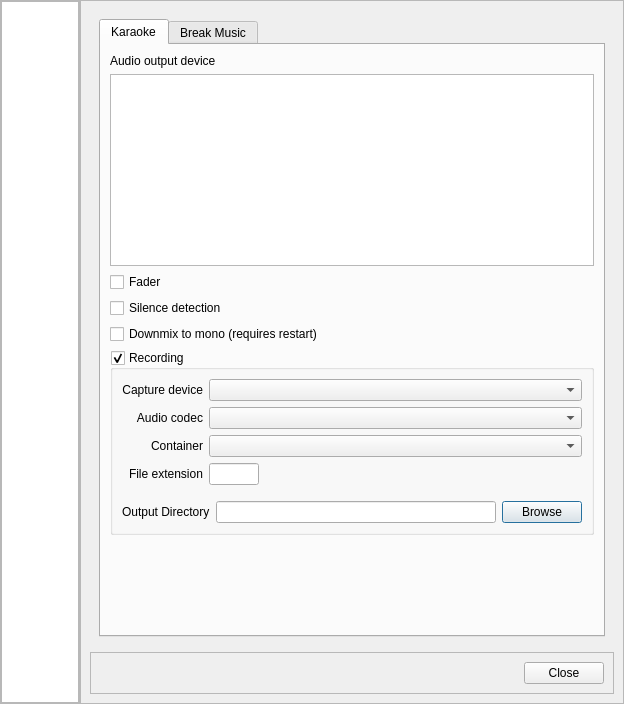
Above: OpenKJ/dlgsettings.ui from OpenKJ/OpenKJ before the change. Below: the same form after it.
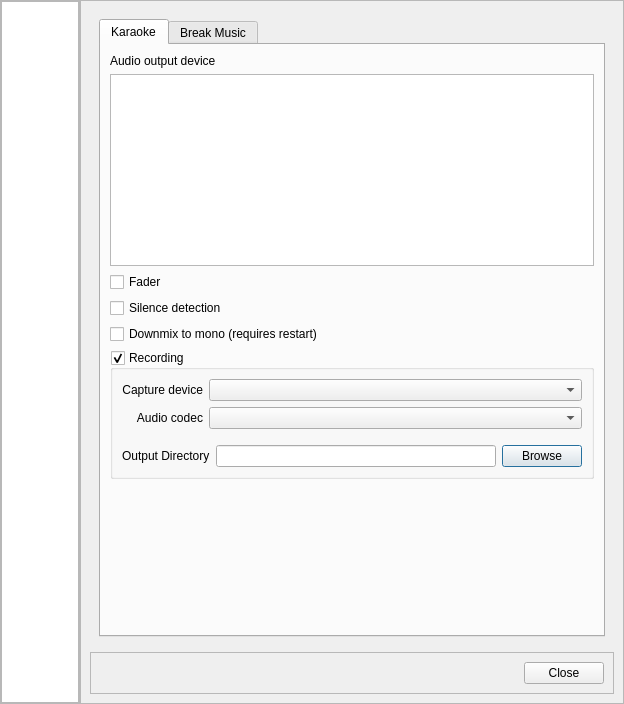
That is the form after the change. The open tabs and pages were chosen to show the change. Icons and pictures are not drawn.

Commit message:
Initial gstreamer based recording replacement class
Switching to gstreamer due to QAudioRecorder not supporting any codecs
beyond PCM/RAW on Windows 8.1 or above.  Keeping the old class code
around for now in case Qt starts supporting audio properly on Windows in
the near future as that class is much cleaner and easier to deal with.

Also, cleaned up some random cruft and debug output elsewhere.

```diff
--- a/OpenKJ/dlgsettings.ui
+++ b/OpenKJ/dlgsettings.ui
@@ -275,46 +275,6 @@
                        </property>
                       </widget>
                      </item>
-                     <item row="2" column="0">
-                      <widget class="QLabel" name="label_16">
-                       <property name="text">
-                        <string>Container</string>
-                       </property>
-                      </widget>
-                     </item>
-                     <item row="2" column="1">
-                      <widget class="QComboBox" name="comboBoxContainer">
-                       <property name="sizePolicy">
-                        <sizepolicy hsizetype="Expanding" vsizetype="Fixed">
-                         <horstretch>0</horstretch>
-                         <verstretch>0</verstretch>
-                        </sizepolicy>
-                       </property>
-                      </widget>
-                     </item>
-                     <item row="3" column="0">
-                      <widget class="QLabel" name="labelExtension">
-                       <property name="text">
-                        <string>File extension</string>
-                       </property>
-                      </widget>
-                     </item>
-                     <item row="3" column="1">
-                      <widget class="QLineEdit" name="lineEditExtension">
-                       <property name="sizePolicy">
-                        <sizepolicy hsizetype="Fixed" vsizetype="Fixed">
-                         <horstretch>0</horstretch>
-                         <verstretch>0</verstretch>
-                        </sizepolicy>
-                       </property>
-                       <property name="maximumSize">
-                        <size>
-                         <width>50</width>
-                         <height>16777215</height>
-                        </size>
-                       </property>
-                      </widget>
-                     </item>
                     </layout>
                    </item>
                    <item>
```
Left out of the diff: 2 changed lines with no effect on the pictures. The commit also changes 8 other files.
